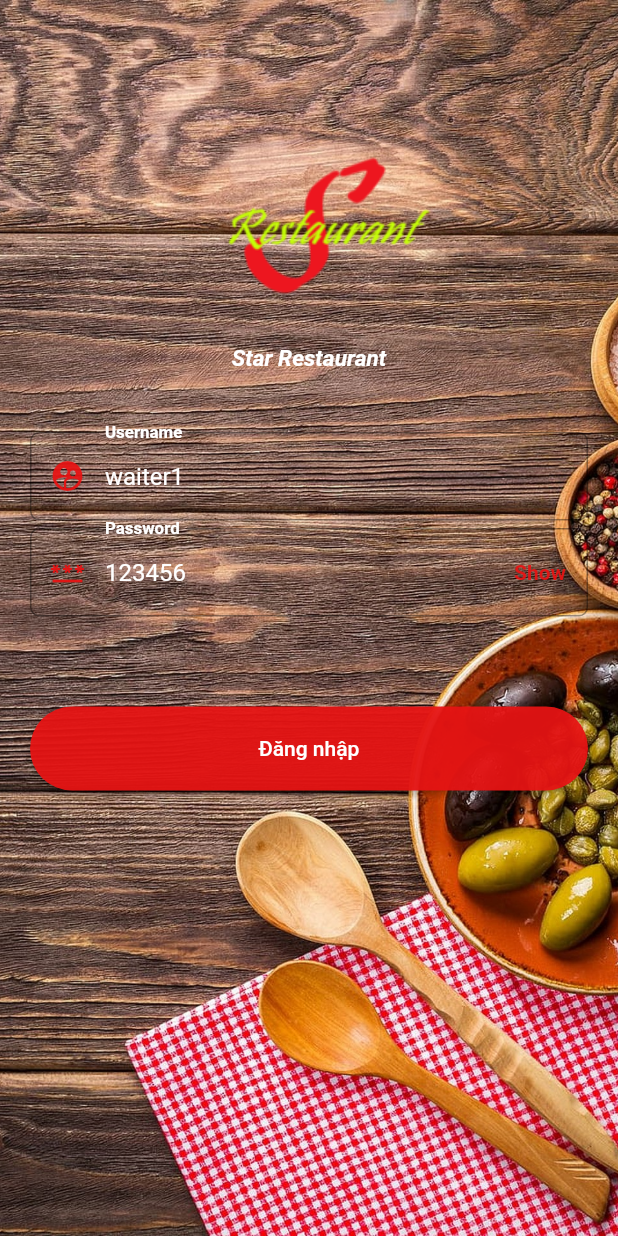
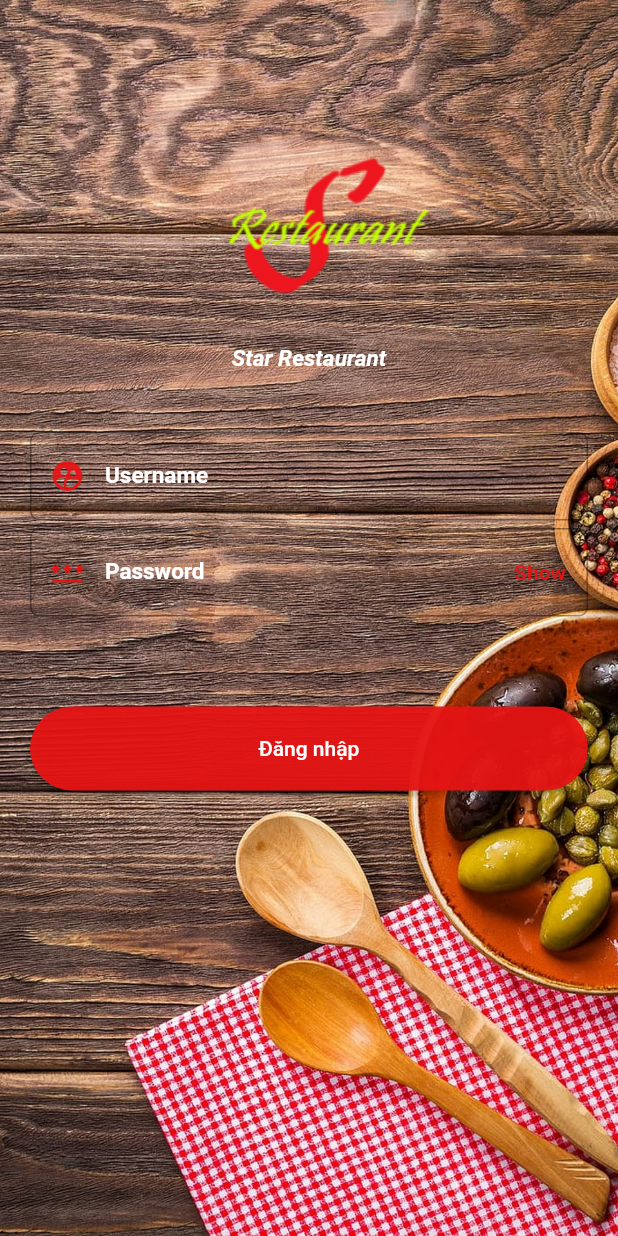
Before and after one commit to BP0901/StarRestaurant, a Flutter app: the screen it shows after launch, after a tap on "Hide", on a phone screen of 412 x 824 dp. Run offline on Flutter 3.47's test engine with Material 2 defaults, Android fonts, the phone set to English and light mode, and no system bars; our stand-ins replace cloud_firestore, firebase_auth, firebase_core, firebase_messaging, firebase_storage, flutter_local_notifications and 10 more; missing offline and left inert: flutter_format_money_vietnam; accounts and stored records are empty.

Commit message:
update login

```diff
--- a/lib/Screen/Login/LoginActivity.dart
+++ b/lib/Screen/Login/LoginActivity.dart
@@ -62,8 +62,6 @@ class _LoginActivityState extends State<LoginActivity> {
 
   @override
   Widget build(BuildContext context) {
-    _usernameController.text = "waiter1";
-    _passwordController.text = "123456";
     return Scaffold(
       body: Stack(
         children: <Widget>[
```
Also changed, not shown: 1 other file.
